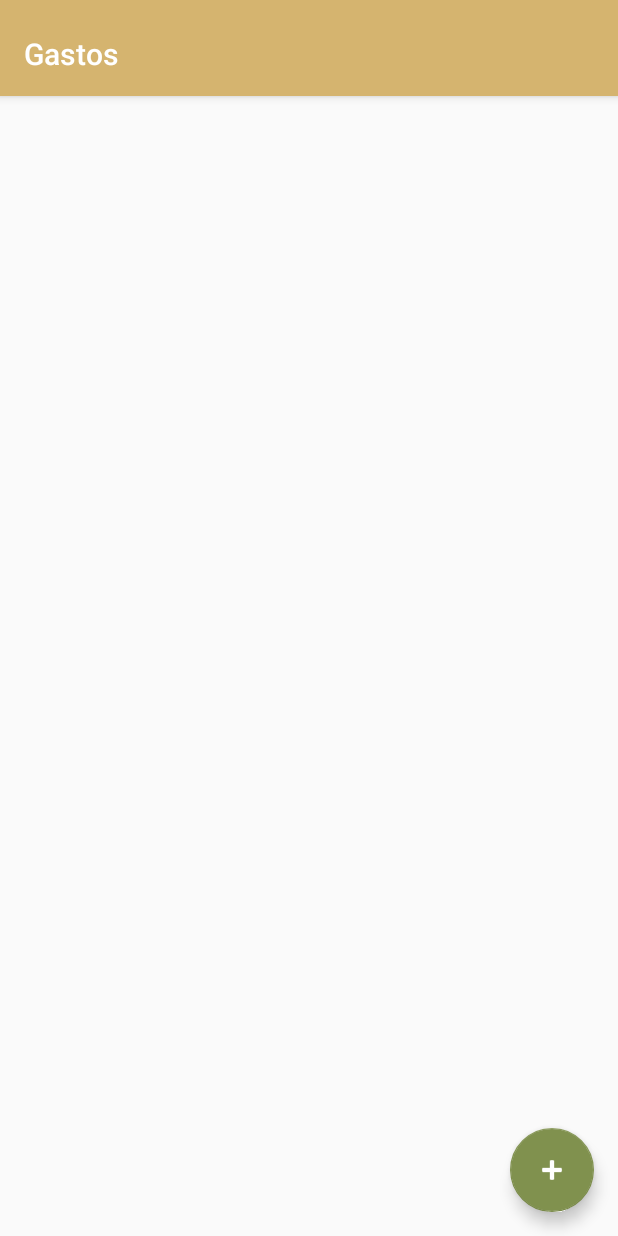
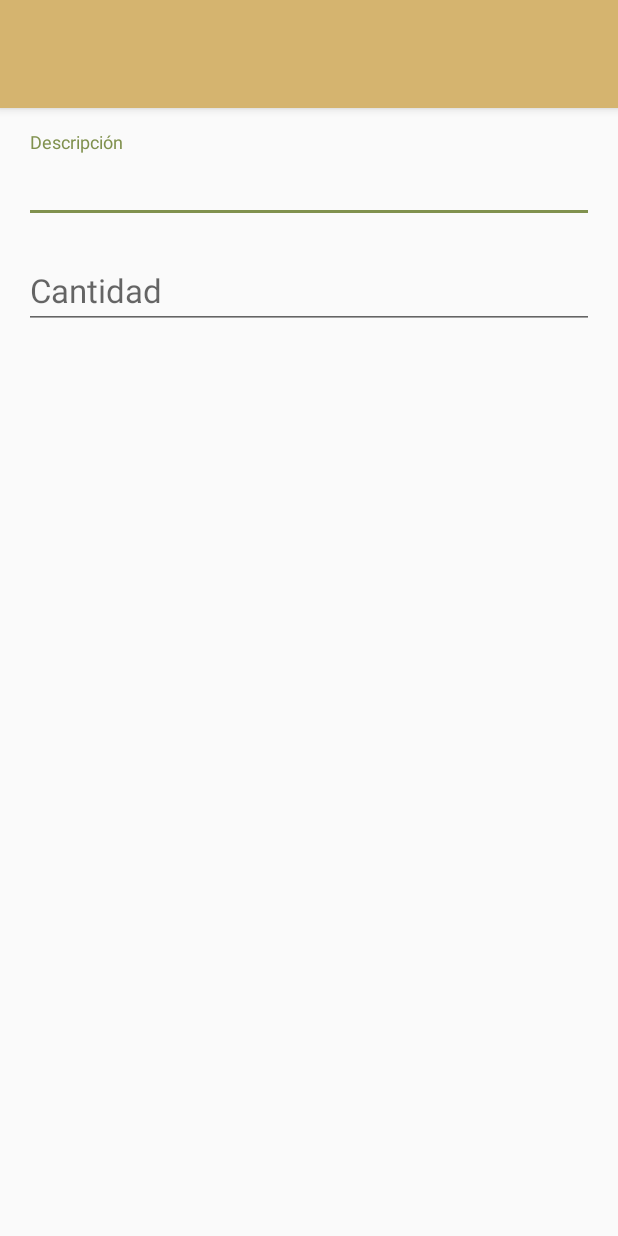
Before and after one commit to ShellCore/Rommiematic, an Android app: the SpendsActivity screen opened directly, with no data from a screen before it, after a tap on an icon or button, on a phone screen of 412 x 824 dp. Run offline under Robolectric (Android 15) with nearby library versions, the phone set to English and light mode, and no system bars; our stand-ins replace ButterKnife, CircleImageView, Dagger/Hilt's generated code, EventBus; libraries missing offline, so code that uses them is left out: com.firebase.client, com.raizlabs.android; pictures from the network do not load; 3 statements that could not run were skipped.

Commit message:
Detalle de gasto.
- Se crearon las clases e interfaces necesarias de la arquitectura MVP/CLEAN.
- Se  crearon las clases e interfaces necesarias para la inyección de dependencias.
- Se creo un adaptador para mostrar una lista de opciones de imágen del gasto.

```diff
--- a/app/src/main/AndroidManifest.xml
+++ b/app/src/main/AndroidManifest.xml
@@ -29,6 +29,9 @@
         <activity
             android:name=".spends.ui.SpendsActivity"
             android:theme="@style/AppTheme.NoActionBar" />
+        <activity
+            android:name=".addSpend.AddSpendActivity"
+            android:theme="@style/AppTheme.NoActionBar" />
     </application>
 
 </manifest>
--- /dev/null
+++ b/app/src/main/java/com/edx/shell/android/rommiematic/addSpend/AddSpendActivity.java
@@ -0,0 +1,15 @@
+package com.edx.shell.android.rommiematic.addSpend;
+
+import android.os.Bundle;
+import android.support.v7.app.AppCompatActivity;
+
+import com.edx.shell.android.rommiematic.R;
+
+public class AddSpendActivity extends AppCompatActivity {
+
+    @Override
+    protected void onCreate(Bundle savedInstanceState) {
+        super.onCreate(savedInstanceState);
+        setContentView(R.layout.activity_add_spend);
+    }
+}
--- a/app/src/main/java/com/edx/shell/android/rommiematic/spends/ui/SpendsActivity.java
+++ b/app/src/main/java/com/edx/shell/android/rommiematic/spends/ui/SpendsActivity.java
@@ -1,5 +1,6 @@
 package com.edx.shell.android.rommiematic.spends.ui;
 
+import android.content.Intent;
 import android.os.Bundle;
 import android.support.design.widget.AppBarLayout;
 import android.support.design.widget.CoordinatorLayout;
@@ -12,6 +13,7 @@ import android.support.v7.widget.Toolbar;
 
 import com.edx.shell.android.rommiematic.R;
 import com.edx.shell.android.rommiematic.RommiematicApplication;
+import com.edx.shell.android.rommiematic.addSpend.AddSpendActivity;
 import com.edx.shell.android.rommiematic.entities.Spend;
 import com.edx.shell.android.rommiematic.spends.SpendsPresenter;
 import com.edx.shell.android.rommiematic.spends.ui.adapters.OnItemClickListener;
@@ -111,6 +113,6 @@ public class SpendsActivity extends AppCompatActivity implements SpendsView, OnI
     @OnClick(R.id.add)
     @Override
     public void addSpend() {
-        // TODO Realizar cuadro de dialogo para agregar un gasto
+        startActivity(new Intent(this, AddSpendActivity.class));
     }
 }
--- /dev/null
+++ b/app/src/main/res/layout/activity_add_spend.xml
@@ -0,0 +1,76 @@
+<?xml version="1.0" encoding="utf-8"?>
+<android.support.design.widget.CoordinatorLayout xmlns:android="http://schemas.android.com/apk/res/android"
+    xmlns:app="http://schemas.android.com/apk/res-auto"
+    xmlns:tools="http://schemas.android.com/tools"
+    android:layout_width="match_parent"
+    android:layout_height="match_parent"
+    android:fitsSystemWindows="true"
+    tools:context="com.edx.shell.android.rommiematic.addSpend.AddSpendActivity">
+
+    <android.support.design.widget.AppBarLayout
+        android:layout_width="match_parent"
+        android:layout_height="wrap_content"
+        android:paddingTop="@dimen/activity_horizontal_margin"
+        android:theme="@style/AppTheme.AppBarOverlay">
+
+        <android.support.v7.widget.Toolbar
+            android:id="@+id/toolbar"
+            android:layout_width="match_parent"
+            android:layout_height="?attr/actionBarSize"
+            android:background="@color/colorPrimary"
+            app:layout_scrollFlags="scroll|enterAlways"
+            app:popupTheme="@style/AppTheme.PopupOverlay" />
+    </android.support.design.widget.AppBarLayout>
+
+    <LinearLayout
+        android:layout_width="match_parent"
+        android:layout_height="wrap_content"
+        android:layout_margin="16dp"
+        android:orientation="vertical"
+        app:layout_behavior="@string/appbar_scrolling_view_behavior">
+
+        <android.support.design.widget.TextInputLayout
+            android:id="@+id/til_description"
+            android:layout_width="match_parent"
+            android:layout_height="wrap_content"
+            android:layout_marginBottom="10dp">
+
+            <EditText
+                android:id="@+id/edt_description"
+                android:layout_width="match_parent"
+                android:layout_height="wrap_content"
+                android:hint="@string/addSpend.edt.description"
+                android:inputType="text"
+                android:textAppearance="?android:attr/textAppearanceLarge" />
+        </android.support.design.widget.TextInputLayout>
+
+        <android.support.design.widget.TextInputLayout
+            android:id="@+id/til_amount"
+            android:layout_width="match_parent"
+            android:layout_height="wrap_content"
+            android:layout_marginBottom="10dp">
+
+            <EditText
+                android:id="@+id/edt_amoount"
+                android:layout_width="match_parent"
+                android:layout_height="wrap_content"
+                android:hint="@string/addSpend.edt.amount"
+                android:inputType="numberDecimal"
+                android:textAppearance="?android:attr/textAppearanceLarge" />
+        </android.support.design.widget.TextInputLayout>
+
+        <ImageView
+            android:id="@+id/img_send"
+            android:layout_width="160dp"
+            android:layout_height="160dp"
+            android:layout_gravity="center" />
+
+        <android.support.v7.widget.RecyclerView
+            android:id="@+id/rec_send_images"
+            android:layout_width="match_parent"
+            android:layout_height="wrap_content">
+
+        </android.support.v7.widget.RecyclerView>
+    </LinearLayout>
+
+</android.support.design.widget.CoordinatorLayout>
--- a/app/src/main/res/values/dimens.xml
+++ b/app/src/main/res/values/dimens.xml
@@ -6,4 +6,5 @@
     <dimen name="appbar_padding_top">8dp</dimen>
     <dimen name="contact_image_size">64dp</dimen>
     <dimen name="spend_image_size">60dp</dimen>
+    <dimen name="spend_option_size">100dp</dimen>
 </resources>
--- a/app/src/main/res/values/strings.xml
+++ b/app/src/main/res/values/strings.xml
@@ -20,4 +20,6 @@
     <string name="addContact.hint.email">Correo electrónico</string>
     <string name="roomies.title">Roomies</string>
     <string name="spends_title">Gastos</string>
+    <string name="addSpend.edt.description">Descripción</string>
+    <string name="addSpend.edt.amount">Cantidad</string>
 </resources>
```
Also changed, not shown: app/src/main/java/com/edx/shell/android/rommiematic/addSpend/AddSpendInteractor.java (added, +7 -0 lines), app/src/main/java/com/edx/shell/android/rommiematic/addSpend/AddSpendInteractorImpl.java (added, +7 -0 lines), app/src/main/java/com/edx/shell/android/rommiematic/addSpend/AddSpendPresenter.java (added, +12 -0 lines), app/src/main/java/com/edx/shell/android/rommiematic/addSpend/AddSpendPresenterImpl.java (added, +25 -0 lines), app/src/main/java/com/edx/shell/android/rommiematic/addSpend/AddSpendRepository.java (added, +7 -0 lines), app/src/main/java/com/edx/shell/android/rommiematic/addSpend/AddSpendRepositoryImpl.java (added, +7 -0 lines), app/src/main/java/com/edx/shell/android/rommiematic/addSpend/di/AddSpendComponent.java (added, +7 -0 lines), app/src/main/java/com/edx/shell/android/rommiematic/addSpend/di/AddSpendModule.java (added, +7 -0 lines), app/src/main/java/com/edx/shell/android/rommiematic/addSpend/events/AddSpendEvent.java (added, +7 -0 lines), app/src/main/java/com/edx/shell/android/rommiematic/addSpend/ui/AddSpendView.java (added, +7 -0 lines), app/src/main/java/com/edx/shell/android/rommiematic/addSpend/ui/adapters/OnImageOptionClickListener.java (added, +8 -0 lines), app/src/main/java/com/edx/shell/android/rommiematic/addSpend/ui/adapters/SpendOptionAdapter.java (added, +70 -0 lines), app/src/main/res/layout/content_spend_image.xml (added, +17 -0 lines).
